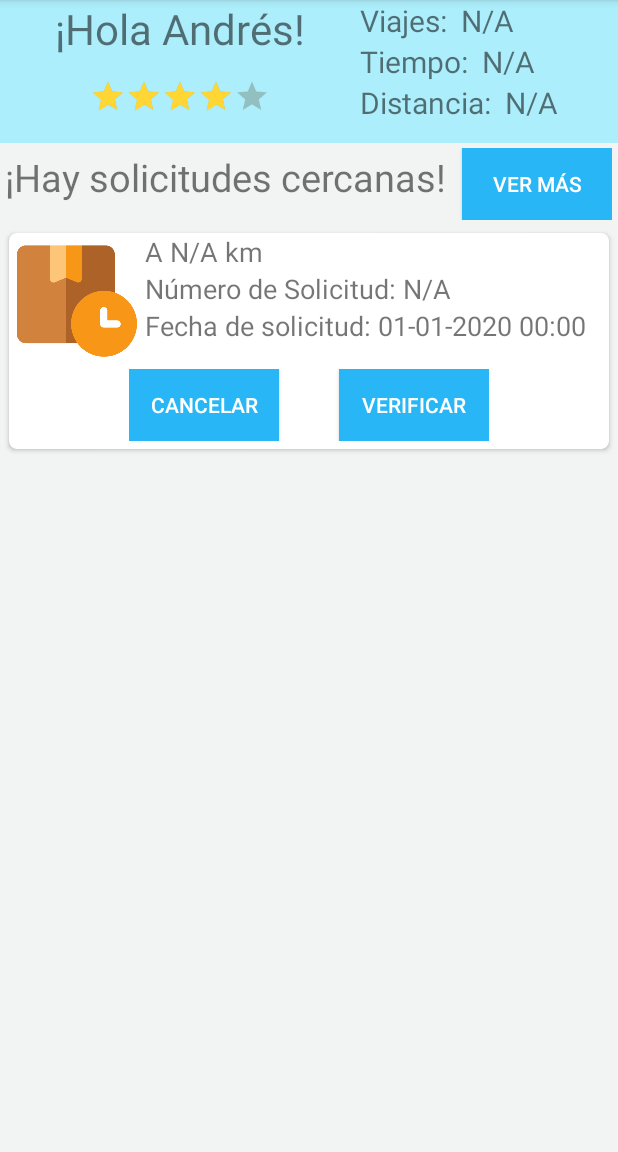
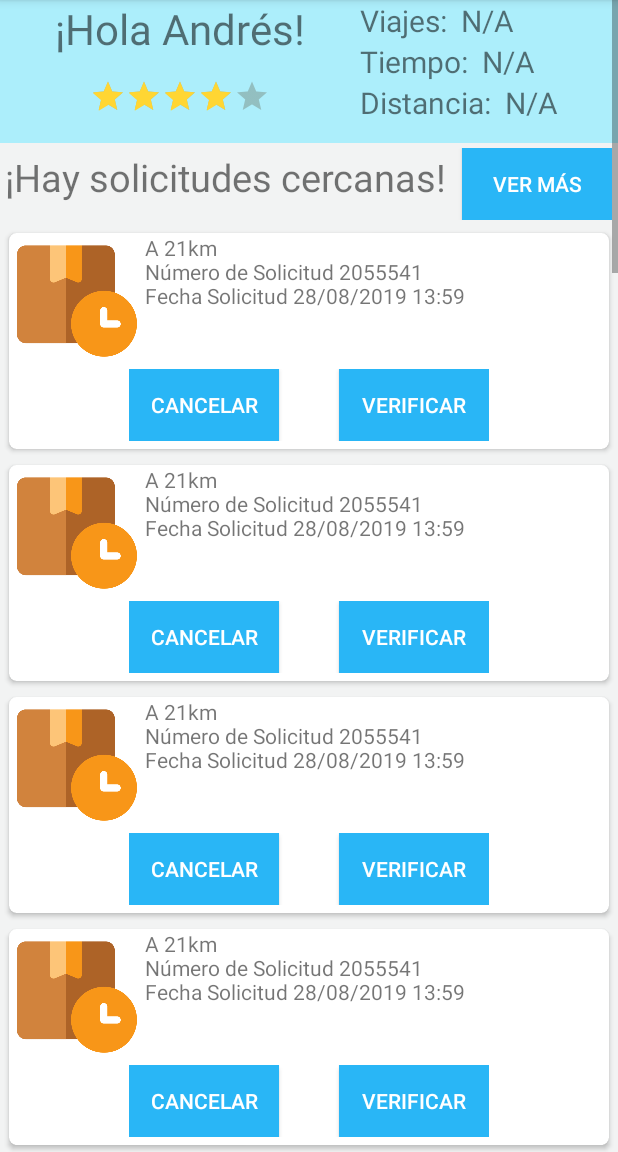
Before and after one commit to equipo2ua/Recolector, an Android app: the Inicio screen opened directly, with no data from a screen before it, on a phone screen of 412 x 824 dp, the part 84-1236 px from its top. Run offline under Robolectric (Android 15) with nearby library versions, the phone set to English and light mode, and no system bars.

Commit message:
Tarjeta solicitudes: dinámica y receptiva a json

```diff
--- a/app/src/main/java/com/example/recolector/IniciarSesion.java
+++ b/app/src/main/java/com/example/recolector/IniciarSesion.java
@@ -14,6 +14,7 @@ public class IniciarSesion  extends AppCompatActivity {
     Intent intencion;
     TextView registrarse;
     TextView forgotPassword;
+    Button iniciarSesion;
 
     //ejemplo dinámico
    // TextView ejemplo;
@@ -28,16 +29,19 @@ public class IniciarSesion  extends AppCompatActivity {
         forgotPassword = (TextView) findViewById(R.id.forgotPassword);
         forgotPassword.setOnClickListener(Listen);
 
+        iniciarSesion = (Button) findViewById(R.id.IS_iniciarSesionButton);
+        iniciarSesion.setOnClickListener(Listen);
+
         //ejemplo dinamico
        // ejemplo = new TextView(this);
         //ejemplo.setText("wena los k");
 
         //container = (LinearLayout) findViewById(R.id.contenedor);
-
+        /*
         Boton btn = new Boton(this);
         btn.getButton("dato curioso",1313);
         container.addView(btn);
-
+*/
     }
 
 
@@ -55,6 +59,10 @@ public class IniciarSesion  extends AppCompatActivity {
                      intencion = new Intent(IniciarSesion.this,ForgotPassword.class);
                      startActivity(intencion);
                      break;
+                 case R.id.IS_iniciarSesionButton:
+                     intencion = new Intent(IniciarSesion.this,Inicio.class);
+                     startActivity(intencion);
+                     break;
 
              }
          }
--- a/app/src/main/java/com/example/recolector/Inicio.java
+++ b/app/src/main/java/com/example/recolector/Inicio.java
@@ -3,12 +3,48 @@ package com.example.recolector;
 import androidx.appcompat.app.AppCompatActivity;
 
 import android.os.Bundle;
+import android.view.LayoutInflater;
+import android.view.ViewGroup;
+import android.widget.LinearLayout;
+import android.widget.TextView;
 
 public class Inicio extends AppCompatActivity {
+
+    private ViewGroup listSolicitudes;
 
     @Override
     protected void onCreate(Bundle savedInstanceState) {
         super.onCreate(savedInstanceState);
         setContentView(R.layout.activity_inicio);
+        listSolicitudes = (ViewGroup) findViewById(R.id.card);
+        getSolicitudes();
+
+    }
+
+    private void cardSolicitud(String detail){
+        LayoutInflater inflater = LayoutInflater.from(this);
+        int id = R.layout.activity_card;
+
+        LinearLayout linearLayout = (LinearLayout) inflater.inflate(id, null, false);
+        TextView textCard = (TextView) linearLayout.findViewById(R.id.textVariable);
+        textCard.setText(String.valueOf(detail));
+
+        listSolicitudes.addView(linearLayout);
+
+    }
+
+    private void getSolicitudes(){
+        /*Esta funcionalidad está a la espera de la
+        habilitación del backend para ser modificada*/
+        int km = 21;
+        int id = 2055541;
+        String fecha = "28/08/2019 13:59";
+        String solicitud = "";
+
+        solicitud += "A " + km +"km \n";
+        solicitud += "Número de Solicitud " + id +"\n";
+        solicitud += "Fecha Solicitud " + fecha +"\n";
+
+        for(int i=0;i<20;i++){cardSolicitud(solicitud);}
     }
 }
--- /dev/null
+++ b/app/src/main/res/layout/activity_card.xml
@@ -0,0 +1,74 @@
+<?xml version="1.0" encoding="utf-8"?>
+<LinearLayout xmlns:android="http://schemas.android.com/apk/res/android"
+    android:layout_width="match_parent"
+    android:layout_height="match_parent"
+    xmlns:app="http://schemas.android.com/apk/res-auto"
+    xmlns:tools="http://schemas.android.com/tools"
+    android:orientation="vertical">
+
+    <androidx.cardview.widget.CardView
+        android:id="@+id/card_view"
+        android:layout_width="400dp"
+        android:layout_height="wrap_content"
+        android:layout_gravity="center"
+        app:cardCornerRadius="5dp"
+        android:layout_margin="5dp"
+        android:background="#ffffff">
+
+        <LinearLayout
+            android:layout_width="match_parent"
+            android:layout_height="wrap_content"
+            android:orientation="vertical">
+            <LinearLayout
+                android:layout_width="wrap_content"
+                android:layout_height="wrap_content"
+                android:orientation="horizontal">
+                <ImageView
+                    android:id="@+id/image"
+                    android:layout_width="80dp"
+                    android:layout_height="80dp"
+                    android:layout_margin="5dp"
+                    android:src="@drawable/shipment" />
+                <LinearLayout
+                    android:layout_width="wrap_content"
+                    android:layout_height="wrap_content"
+                    android:orientation="vertical">
+                    <TextView
+                        android:id="@+id/textVariable"
+                        android:layout_width="wrap_content"
+                        android:layout_height="wrap_content"
+                        />
+
+                </LinearLayout>
+            </LinearLayout>
+            <LinearLayout
+                android:layout_width="wrap_content"
+                android:layout_height="wrap_content"
+                android:gravity="center_horizontal"
+                android:orientation="horizontal"
+                android:layout_gravity="center"
+                android:paddingBottom="5dp"
+                >
+
+                <Button
+                    android:id="@+id/cancelarSolicitud"
+                    android:layout_width="100dp"
+                    android:layout_height="wrap_content"
+                    android:layout_marginRight="20dp"
+                    android:background="@color/primaryColor"
+                    android:text="Cancelar"
+                    android:textColor="@android:color/background_light" />
+
+                <Button
+                    android:id="@+id/iniciarSolicitud"
+                    android:layout_width="100dp"
+                    android:layout_height="wrap_content"
+                    android:layout_marginLeft="20dp"
+                    android:background="@color/primaryColor"
+                    android:text="Verificar"
+                    android:textColor="@android:color/background_light" />
+            </LinearLayout>
+        </LinearLayout>
+    </androidx.cardview.widget.CardView>
+
+</LinearLayout>
--- a/app/src/main/res/layout/activity_inicio.xml
+++ b/app/src/main/res/layout/activity_inicio.xml
@@ -109,83 +109,12 @@
                     android:textColor="@android:color/background_light" />
 
             </LinearLayout>
+            <LinearLayout
+                android:id="@+id/card"
+                android:layout_width="fill_parent"
+                android:layout_height="wrap_content"
+                android:orientation="vertical"/>
 
-
-            <androidx.cardview.widget.CardView
-                android:id="@+id/card_view"
-                android:layout_width="400dp"
-                android:layout_height="wrap_content"
-                android:layout_gravity="center"
-                app:cardCornerRadius="5dp"
-                android:layout_margin="5dp">
-
-                <LinearLayout
-                    android:layout_width="match_parent"
-                    android:layout_height="wrap_content"
-                    android:orientation="vertical">
-                    <LinearLayout
-                        android:layout_width="wrap_content"
-                        android:layout_height="wrap_content"
-                        android:orientation="horizontal">
-                        <ImageView
-                            android:id="@+id/image"
-                            android:layout_width="80dp"
-                            android:layout_height="80dp"
-                            android:layout_margin="5dp"
-                            android:src="@drawable/shipment" />
-                        <LinearLayout
-                            android:layout_width="wrap_content"
-                            android:layout_height="wrap_content"
-                            android:orientation="vertical">
-                            <TextView
-                                android:id="@+id/distance"
-                                android:layout_width="match_parent"
-                                android:layout_height="match_parent"
-                                android:text="A N/A km"
-                                android:textSize="18dp"/>
-                            <TextView
-                                android:id="@+id/idSolicutud"
-                                android:layout_width="match_parent"
-                                android:layout_height="match_parent"
-                                android:text="Número de Solicitud: N/A"
-                                android:textSize="18dp"/>
-                            <TextView
-                                android:id="@+id/dateSolicitud"
-                                android:layout_width="match_parent"
-                                android:layout_height="match_parent"
-                                android:text="Fecha de solicitud: 01-01-2020 00:00"
-                                android:textSize="18dp"/>
-                        </LinearLayout>
-                    </LinearLayout>
-                    <LinearLayout
-                        android:layout_width="wrap_content"
-                        android:layout_height="wrap_content"
-                        android:gravity="center_horizontal"
-                        android:orientation="horizontal"
-                        android:layout_gravity="center"
-                        android:paddingBottom="5dp"
-                        >
-
-                        <Button
-                            android:id="@+id/cancelarSolicitud"
-                            android:layout_width="100dp"
-                            android:layout_height="wrap_content"
-                            android:layout_marginRight="20dp"
-                            android:background="@color/primaryColor"
-                            android:text="Cancelar"
-                            android:textColor="@android:color/background_light" />
-
-                        <Button
-                            android:id="@+id/iniciarSolicitud"
-                            android:layout_width="100dp"
-                            android:layout_height="wrap_content"
-                            android:layout_marginLeft="20dp"
-                            android:background="@color/primaryColor"
-                            android:text="Verificar"
-                            android:textColor="@android:color/background_light" />
-                    </LinearLayout>
-                </LinearLayout>
-            </androidx.cardview.widget.CardView>
         </LinearLayout>
     </ScrollView>
 
```
